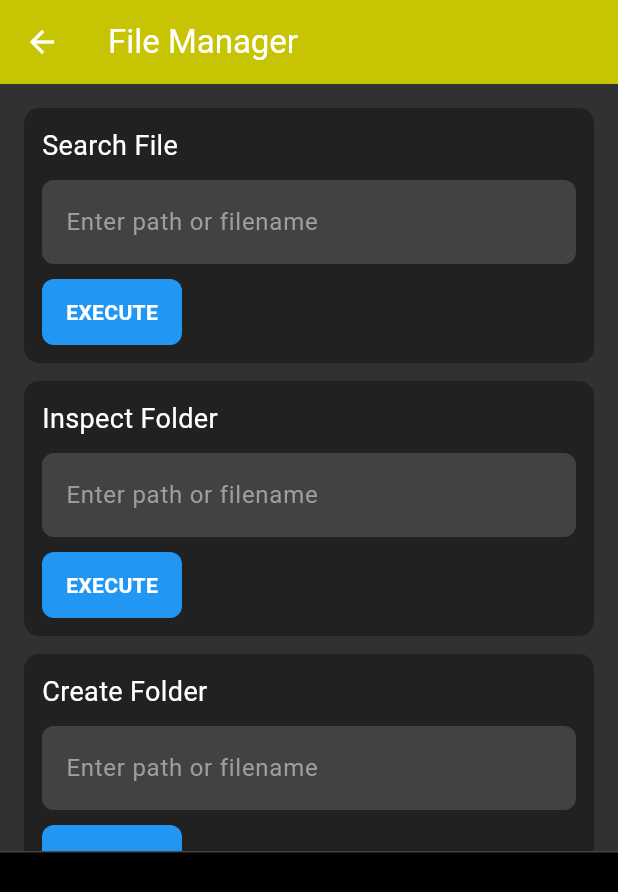
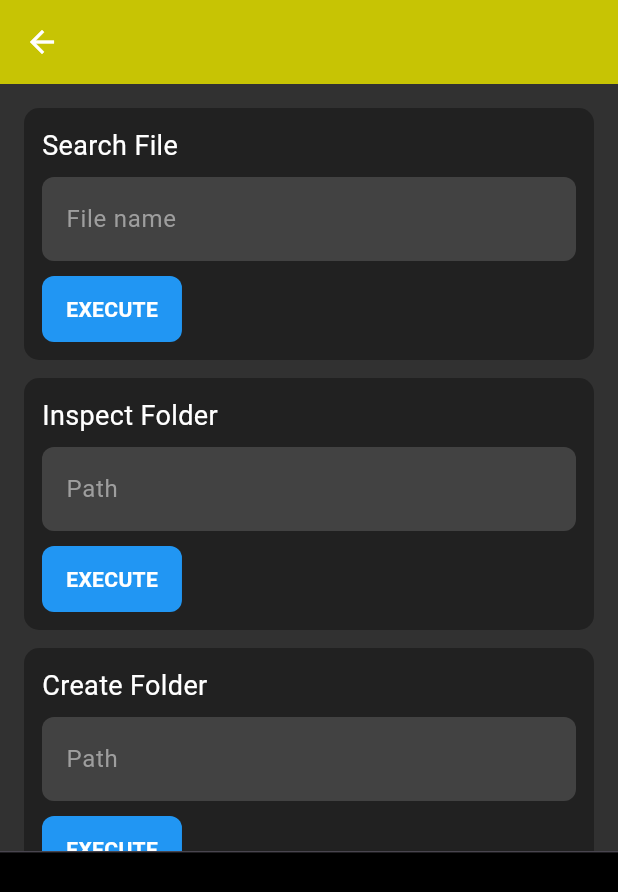
Before and after one commit to Chefmoderator/controle_pc, a Flutter app: the FileManagerPage screen opened directly with empty values, on a phone screen of 412 x 824 dp. Shown: the top 892 px of the screen. Run offline on Flutter 3.47's test engine with Material 3 defaults, Android fonts, the phone set to English and light mode, and no system bars; our stand-ins replace shared_preferences; accounts and stored records are empty; network calls fail.

Commit message:
Add files via upload

```diff
--- a/android_app/lib/pages/FileManager.dart
+++ b/android_app/lib/pages/FileManager.dart
@@ -9,9 +9,8 @@ final List<String> fileCommands = [
   "Create File",
   "Delete Item",
   "Move Item",
+  "Create Zip",
   "Read File",
-  "Edit File",
-  "Create Zip",
 ];
 
 class FileManagerPage extends StatefulWidget {
@@ -24,76 +23,86 @@ class FileManagerPage extends StatefulWidget {
 }
 
 class _FileManagerPageState extends State<FileManagerPage> {
-  final List<String> consoleLogs = [];
   final Map<String, List<String>> responses = {};
 
+  final Map<String, TextEditingController> pathControllers = {};
+  final Map<String, TextEditingController> nameControllers = {};
+  final Map<String, TextEditingController> srcControllers = {};
+  final Map<String, TextEditingController> dstControllers = {};
+
   static const int maxLogs = 20;
-
-  final Map<String, TextEditingController> pathControllers = {};
-  final Map<String, TextEditingController> contentControllers = {};
-  final Map<String, TextEditingController> dstControllers = {};
+  final List<String> consoleLogs = [];
 
   @override
   void initState() {
     super.initState();
-
     for (var cmd in fileCommands) {
       responses[cmd] = [];
       pathControllers[cmd] = TextEditingController();
-      contentControllers[cmd] = TextEditingController();
+      nameControllers[cmd] = TextEditingController();
+      srcControllers[cmd] = TextEditingController();
       dstControllers[cmd] = TextEditingController();
     }
   }
 
-void send(String cmd, {String? arg1, String? arg2}) async {
-  responses[cmd] = responses[cmd] ?? [];
+  void send(String cmd, {String? arg1, String? arg2}) async {
+    responses[cmd]!.clear();
+    setState(() {});
 
-  responses[cmd]!.clear();
-  setState(() {});
+    String commandToSend = cmd;
+    if (arg1 != null && arg1.isNotEmpty) commandToSend += " $arg1";
+    if (arg2 != null && arg2.isNotEmpty) commandToSend += " $arg2";
 
-  String commandToSend = cmd;
-  if (arg1 != null) commandToSend += " $arg1";
-  if (arg2 != null) commandToSend += " $arg2";
+    consoleLogs.add("> $commandToSend");
+    if (consoleLogs.length > maxLogs) consoleLogs.removeAt(0);
+    setState(() {});
 
-  consoleLogs.add("> $commandToSend");
-  if (consoleLogs.length > maxLogs) consoleLogs.removeAt(0);
-  setState(() {});
+    try {
+      final response = await ApiClient.sendCommand(
+        pcId: widget.pc.pcId,
+        token: widget.pc.token,
+        command: commandToSend,
+      );
 
-  try {
-    final response = await ApiClient.sendCommand(
-      pcId: widget.pc.pcId,
-      token: widget.pc.token,
-      command: commandToSend,
-    );
+      final data = response["data"];
+      if (data is List) {
+        for (var item in data) responses[cmd]!.add(item.toString());
+      } else if (data is Map) {
+        data.forEach((key, value) {
+          responses[cmd]!.add("$key: $value");
+        });
+      } else {
+        responses[cmd]!.add(data.toString());
+      }
 
-    final data = response["data"];
-    responses[cmd]!.add(data.toString());
-    consoleLogs.add(data.toString());
-  } catch (e) {
-    responses[cmd]!.add("Error: $e");
-    consoleLogs.add("Error: $e");
+      consoleLogs.add("Response received for $cmd");
+    } catch (e) {
+      responses[cmd]!.add("Error: $e");
+      consoleLogs.add("Error: $e");
+    }
+
+    if (consoleLogs.length > maxLogs) consoleLogs.removeAt(0);
+    setState(() {});
   }
 
-  if (consoleLogs.length > maxLogs) consoleLogs.removeAt(0);
-  setState(() {});
-}
+  Widget inputField(TextEditingController controller, String hint) {
+    return TextField(
+      controller: controller,
+      style: const TextStyle(color: Colors.white),
+      decoration: InputDecoration(
+        hintText: hint,
+        hintStyle: const TextStyle(color: Colors.grey),
+        filled: true,
+        fillColor: Colors.grey.shade800,
+        border: OutlineInputBorder(
+          borderRadius: BorderRadius.circular(8),
+          borderSide: BorderSide.none,
+        ),
+      ),
+    );
+  }
 
   Widget buildCommand(String cmd) {
-    bool needsPath = [
-      "Search File",
-      "Inspect Folder",
-      "Create Folder",
-      "Create File",
-      "Delete Item",
-      "Move Item",
-      "Read File",
-      "Edit File",
-      "Create Zip",
-    ].contains(cmd);
-
-    bool needsContent = ["Create File", "Edit File"].contains(cmd);
-    bool needsDst = ["Move Item", "Create Zip"].contains(cmd);
-
     return Container(
       margin: const EdgeInsets.only(bottom: 12),
       padding: const EdgeInsets.all(12),
@@ -104,127 +113,59 @@ void send(String cmd, {String? arg1, String? arg2}) async {
       child: Column(
         crossAxisAlignment: CrossAxisAlignment.start,
         children: [
-          Row(
-            children: [
-              Expanded(
-                child: Text(
-                  cmd,
-                  style: const TextStyle(
-                    color: Colors.white,
-                    fontSize: 18,
-                  ),
-                ),
-              ),
-            ],
-          ),
-          if (needsPath) ...[
-            const SizedBox(height: 10),
-            TextField(
-              controller: pathControllers[cmd],
-              style: const TextStyle(color: Colors.white),
-              decoration: InputDecoration(
-                hintText: "Enter path or filename",
-                hintStyle: const TextStyle(color: Colors.grey),
-                filled: true,
-                fillColor: Colors.grey.shade800,
-                border: OutlineInputBorder(
-                  borderRadius: BorderRadius.circular(8),
-                  borderSide: BorderSide.none,
-                ),
-              ),
-            ),
+          Text(cmd, style: const TextStyle(color: Colors.white, fontSize: 18)),
+          const SizedBox(height: 8),
+
+          if (cmd == "Search File") inputField(nameControllers[cmd]!, "File name"),
+          if (["Inspect Folder","Create Folder","Create File","Delete Item","Read File","Edit File"]
+              .contains(cmd)) inputField(pathControllers[cmd]!, "Path"),
+          if (["Move Item","Create Zip"].contains(cmd)) ...[
+            inputField(srcControllers[cmd]!, "Source path"),
+            const SizedBox(height: 6),
+            inputField(dstControllers[cmd]!, "Destination path"),
           ],
-          if (needsContent) ...[
-            const SizedBox(height: 10),
-            TextField(
-              controller: contentControllers[cmd],
-              style: const TextStyle(color: Colors.white),
-              maxLines: 3,
-              decoration: InputDecoration(
-                hintText: "Content / New text",
-                hintStyle: const TextStyle(color: Colors.grey),
-                filled: true,
-                fillColor: Colors.grey.shade800,
-                border: OutlineInputBorder(
-                  borderRadius: BorderRadius.circular(8),
-                  borderSide: BorderSide.none,
-                ),
-              ),
-            ),
-          ],
-          if (needsDst) ...[
-            const SizedBox(height: 10),
-            TextField(
-              controller: dstControllers[cmd],
-              style: const TextStyle(color: Colors.white),
-              decoration: InputDecoration(
-                hintText: "Destination path",
-                hintStyle: const TextStyle(color: Colors.grey),
-                filled: true,
-                fillColor: Colors.grey.shade800,
-                border: OutlineInputBorder(
-                  borderRadius: BorderRadius.circular(8),
-                  borderSide: BorderSide.none,
-                ),
-              ),
-            ),
-          ],
+
           const SizedBox(height: 10),
           GestureDetector(
             onTap: () {
-              String path = pathControllers[cmd]!.text.trim();
-              String content = contentControllers[cmd]!.text.trim();
-              String dst = dstControllers[cmd]!.text.trim();
+              String path = pathControllers[cmd]?.text.trim() ?? "";
+              String name = nameControllers[cmd]?.text.trim() ?? "";
+              String src = srcControllers[cmd]?.text.trim() ?? "";
+              String dst = dstControllers[cmd]?.text.trim() ?? "";
 
               switch (cmd) {
                 case "Search File":
-                  send("search file", arg1: path);
+                  send(cmd, arg1: name);
                   break;
                 case "Inspect Folder":
-                  send("inspection", arg1: path);
-                  break;
                 case "Create Folder":
-                  send("create folder", arg1: path);
-                  break;
                 case "Create File":
-                  send("create file", arg1: path, arg2: content);
-                  break;
                 case "Delete Item":
-                  send("delete item", arg1: path);
+                case "Read File":
+                case "Edit File":
+                  send(cmd, arg1: path);
                   break;
                 case "Move Item":
-                  send("move item", arg1: path, arg2: dst);
-                  break;
-                case "Read File":
-                  send("read file", arg1: path);
-                  break;
-                case "Edit File":
-                  send("edit file", arg1: path, arg2: content);
-                  break;
                 case "Create Zip":
-                  send("create zip", arg1: path, arg2: dst);
+                  send(cmd, arg1: src, arg2: dst);
                   break;
               }
 
-              pathControllers[cmd]!.clear();
-              contentControllers[cmd]!.clear();
-              dstControllers[cmd]!.clear();
+              pathControllers[cmd]?.clear();
+              nameControllers[cmd]?.clear();
+              srcControllers[cmd]?.clear();
+              dstControllers[cmd]?.clear();
             },
             child: Container(
               padding: const EdgeInsets.symmetric(horizontal: 16, vertical: 12),
-              decoration: BoxDecoration(
-                color: Colors.blue,
-                borderRadius: BorderRadius.circular(8),
-              ),
+              decoration: BoxDecoration(color: Colors.blue, borderRadius: BorderRadius.circular(8)),
               child: const Text(
                 "EXECUTE",
-                style: TextStyle(
-                  color: Colors.white,
-                  fontWeight: FontWeight.bold,
-                ),
+                style: TextStyle(color: Colors.white, fontWeight: FontWeight.bold),
               ),
             ),
           ),
+
           if (responses[cmd]!.isNotEmpty) ...[
             const SizedBox(height: 10),
             Container(
@@ -237,14 +178,11 @@ void send(String cmd, {String? arg1, String? arg2}) async {
               child: Column(
                 crossAxisAlignment: CrossAxisAlignment.start,
                 children: responses[cmd]!
-                    .map((e) => Text(
-                          e,
-                          style: const TextStyle(color: Colors.greenAccent),
-                        ))
+                    .map((e) => Text(e, style: const TextStyle(color: Colors.greenAccent)))
                     .toList(),
               ),
             )
-          ],
+          ]
         ],
       ),
     );
@@ -253,9 +191,7 @@ void send(String cmd, {String? arg1, String? arg2}) async {
   @override
   Widget build(BuildContext context) {
     return Scaffold(
-      appBar: AppBar(
-        title: const Text("File Manager"),
-      ),
+      appBar: AppBar(title: Text(widget.pc.name)),
       body: Column(
         children: [
           Expanded(
@@ -273,15 +209,13 @@ void send(String cmd, {String? arg1, String? arg2}) async {
               padding: const EdgeInsets.all(8),
               child: ListView.builder(
                 itemCount: consoleLogs.length,
-                itemBuilder: (context, index) {
-                  return Text(
-                    consoleLogs[index],
-                    style: const TextStyle(color: Colors.greenAccent),
-                  );
-                },
+                itemBuilder: (context, index) => Text(
+                  consoleLogs[index],
+                  style: const TextStyle(color: Colors.greenAccent),
+                ),
               ),
             ),
-          ),
+          )
         ],
       ),
     );
--- a/android_app/lib/pages/process_list_page.dart
+++ b/android_app/lib/pages/process_list_page.dart
@@ -7,6 +7,7 @@ import './ScreenBrightnessPage.dart';
 import './LaunchProgramPage.dart';
 import './FileManager.dart';
 import './ProcessManagerPage.dart';
+import './CameraManager.dart';
 
 final List<String> commands = [
   "System info",
@@ -16,6 +17,7 @@ final List<String> commands = [
   "Launch program",
   "Process manager",
   "File manager",
+  "Camera manager",
 ];
 
 class ProcessListPage extends StatefulWidget {
@@ -61,6 +63,9 @@ class _ProcessListPageState extends State<ProcessListPage> {
       case "Process manager":
         page = ProcessManagerPage(pc: pc);
         break;
+      case "Camera manager":
+        page = CameraPage(pc: pc);
+        break;
     }
 
     Navigator.push(
```
Also changed, not shown: android_app/lib/pages/CameraManager.dart (added, +166 -0 lines).
